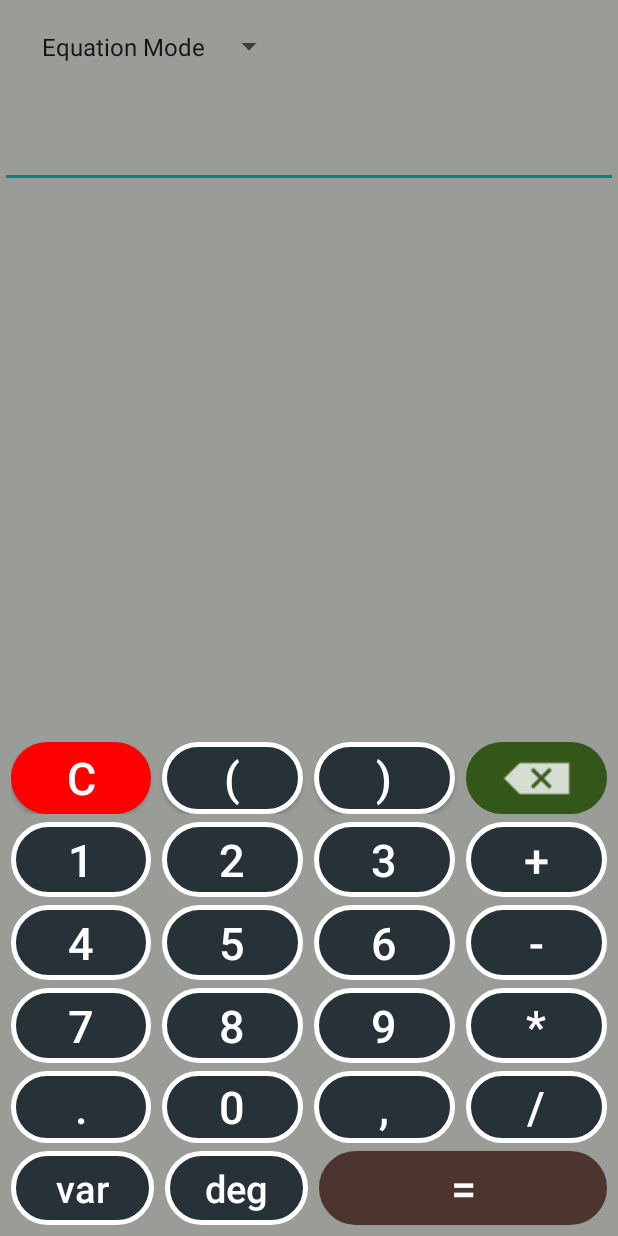
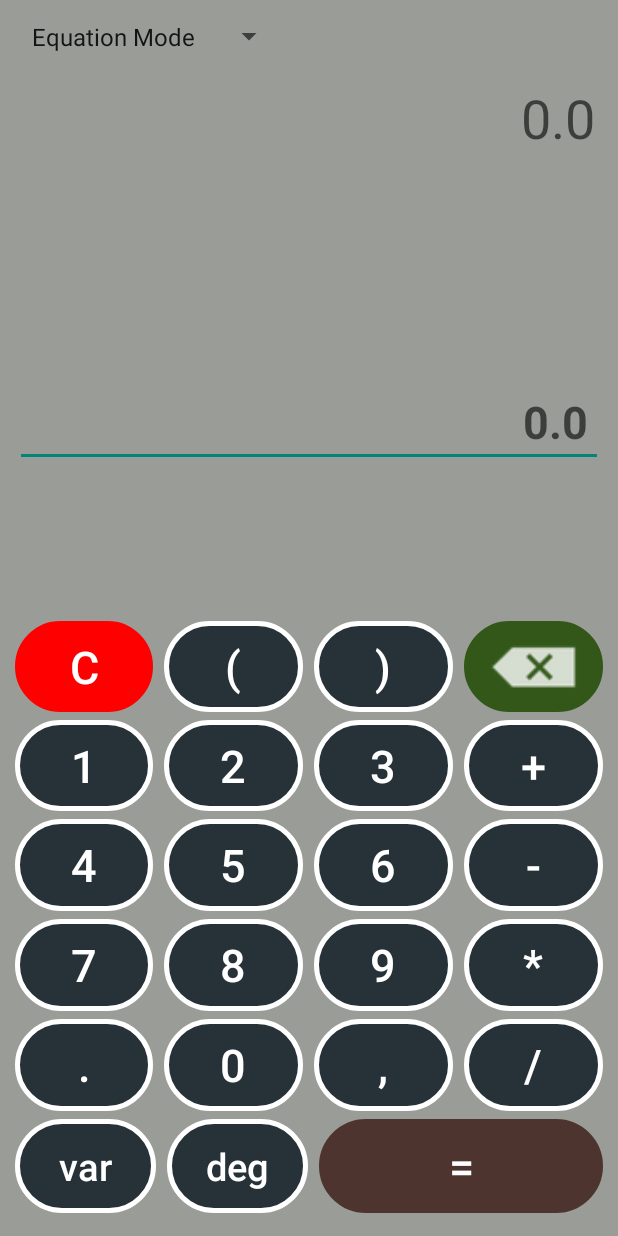
Before and after one commit to Manash-Das/Calculator, an Android app: the EquationSolver screen opened directly, with no data from a screen before it, on a phone screen of 412 x 824 dp. Run offline under Robolectric (Android 15) with nearby library versions, the phone set to English and light mode, and no system bars; libraries missing offline, so code that uses them is left out: com.chaquo.python.

Commit message:
Equation solver is reformatted

```diff
--- a/app/src/main/res/layout/activity_equation_solver.xml
+++ b/app/src/main/res/layout/activity_equation_solver.xml
@@ -6,33 +6,37 @@
     android:layout_height="match_parent"
     android:background="@color/body_color"
     tools:context=".EquationSolver">
-    <LinearLayout
-        android:id="@+id/linearLayout"
+    <TableLayout
+        android:id="@+id/TableLayoutEquationSolver"
         android:layout_width="match_parent"
-        android:layout_height="wrap_content"
-        android:layout_margin="7dp"
-        android:orientation="vertical"
+        android:layout_height="400dp"
+        android:layout_marginHorizontal="10dp"
+        android:layout_marginTop="20dp"
+        android:layout_marginBottom="10dp"
         app:layout_constraintBottom_toBottomOf="parent">
         <TableRow
             android:layout_width="match_parent"
-            android:layout_height="wrap_content"
-            android:layout_marginBottom="5dp">
+            android:layout_marginBottom="5dp"
+            android:layout_weight="1"
+            android:layout_height="0dp">
             <Button
-                android:id="@+id/clear"
+                android:id="@+id/clearEquationSolver"
+                style="@style/Widget.AppCompat.Button.Borderless"
                 android:layout_width="0dp"
                 android:layout_height="match_parent"
                 android:layout_marginEnd="7dp"
                 android:layout_weight="1"
+                android:gravity="center"
                 android:background="@drawable/circle"
                 android:backgroundTint="@color/red"
-                android:onClick="clrBTN"
                 android:text="@string/clear"
                 android:textColor="@color/white"
-                android:textSize="30sp"
-                tools:ignore="TextContrastCheck,TextContrastCheck" />
+                android:textSize="30sp"/>
             <Button
-                android:id="@+id/open_bracket"
+                android:id="@+id/openBracketEquationSolver"
+                style="@style/Widget.AppCompat.Button.Borderless"
                 android:layout_width="0dp"
+                android:gravity="center"
                 android:layout_height="match_parent"
                 android:layout_marginEnd="7dp"
                 android:layout_weight="1"
@@ -40,128 +44,142 @@
                 android:text="@string/open_bracket"
                 android:textColor="@color/white"
                 android:textSize="30sp" />
+
             <Button
-                android:id="@+id/close_bracket"
+                android:id="@+id/closeBracketEquationSolver"
+                style="@style/Widget.AppCompat.Button.Borderless"
                 android:layout_width="0dp"
+                android:gravity="center"
                 android:layout_height="match_parent"
                 android:layout_marginEnd="7dp"
                 android:layout_weight="1"
                 android:background="@drawable/circle"
-                android:onClick="closeBTN"
                 android:text="@string/close_bracket"
                 android:textColor="@color/white"
                 android:textSize="30sp" />
             <ImageButton
-                android:id="@+id/backspace"
+                android:id="@+id/backspaceEquationSolver"
+                style="@style/Widget.AppCompat.Button.Borderless"
                 android:layout_width="0dp"
+                android:gravity="center"
                 android:layout_height="match_parent"
                 android:layout_weight="1"
                 android:background="@drawable/circle"
                 android:backgroundTint="@color/green"
                 android:contentDescription="@string/backspace"
-                android:onClick="backspaceBTN"
                 android:scaleType="fitCenter"
                 android:src="@drawable/backspace"
                 app:layout_constraintRight_toRightOf="parent" />
         </TableRow>
         <TableRow
             android:layout_width="match_parent"
-            android:layout_height="wrap_content"
+            android:layout_height="match_parent"
+            android:layout_weight="1"
             android:layout_marginBottom="5dp">
+
             <Button
-                android:id="@+id/one"
+                android:id="@+id/oneEquationSolver"
                 style="@style/Widget.AppCompat.Button.Borderless"
                 android:layout_width="0dp"
+                android:gravity="center"
                 android:layout_height="match_parent"
                 android:layout_marginEnd="7dp"
                 android:layout_weight="1"
                 android:background="@drawable/circle"
-                android:onClick="oneBTN"
                 android:text="@string/one"
                 android:textColor="@color/white"
                 android:textSize="30sp" />
+
             <Button
-                android:id="@+id/two"
+                android:id="@+id/twoEquationSolver"
                 style="@style/Widget.AppCompat.Button.Borderless"
                 android:layout_width="0dp"
-                android:layout_height="50dp"
+                android:gravity="center"
+                android:layout_height="match_parent"
                 android:layout_marginEnd="7dp"
                 android:layout_weight="1"
                 android:background="@drawable/circle"
-                android:onClick="twoBTN"
                 android:text="@string/two"
                 android:textColor="@color/white"
                 android:textSize="30sp" />
+
             <Button
-                android:id="@+id/three"
+                android:id="@+id/threeEquationSolver"
                 style="@style/Widget.AppCompat.Button.Borderless"
                 android:layout_width="0dp"
-                android:layout_height="50dp"
+                android:gravity="center"
+                android:layout_height="match_parent"
                 android:layout_marginEnd="7dp"
                 android:layout_weight="1"
                 android:background="@drawable/circle"
-                android:onClick="threeBTN"
                 android:text="@string/three"
                 android:textColor="@color/white"
                 android:textSize="30sp" />
+
             <Button
-                android:id="@+id/plus"
+                android:id="@+id/plusEquationSolver"
                 style="@style/Widget.AppCompat.Button.Borderless"
                 android:layout_width="0dp"
-                android:layout_height="50dp"
-                android:onClick="plusBTN"
+                android:gravity="center"
+                android:layout_height="match_parent"
                 android:layout_weight="1"
                 android:background="@drawable/circle"
                 android:text="@string/plus"
                 android:textColor="@color/white"
                 android:textSize="30sp" />
+
         </TableRow>
         <TableRow
             android:layout_width="match_parent"
-            android:layout_height="wrap_content"
+            android:layout_height="match_parent"
+            android:layout_weight="1"
             android:layout_marginBottom="5dp">
+
             <Button
-                android:id="@+id/four"
+                android:id="@+id/fourEquationSolver"
                 style="@style/Widget.AppCompat.Button.Borderless"
                 android:layout_width="0dp"
-                android:layout_height="50dp"
+                android:gravity="center"
+                android:layout_height="match_parent"
                 android:layout_marginEnd="7dp"
                 android:layout_weight="1"
                 android:background="@drawable/circle"
-                android:onClick="fourBTN"
                 android:text="@string/four"
                 android:textColor="@color/white"
                 android:textSize="30sp" />
+
             <Button
-                android:id="@+id/five"
+                android:id="@+id/fiveEquationSolver"
                 style="@style/Widget.AppCompat.Button.Borderless"
                 android:layout_width="0dp"
-                android:layout_height="50dp"
+                android:layout_height="match_parent"
+                android:gravity="center"
                 android:layout_marginEnd="7dp"
                 android:layout_weight="1"
                 android:background="@drawable/circle"
-                android:onClick="fiveBTN"
                 android:text="@string/five"
                 android:textColor="@color/white"
                 android:textSize="30sp" />
+
             <Button
-                android:id="@+id/six"
+                android:id="@+id/sixEquationSolver"
                 style="@style/Widget.AppCompat.Button.Borderless"
                 android:layout_width="0dp"
-                android:layout_height="50dp"
+                android:gravity="center"
+                android:layout_height="match_parent"
                 android:layout_marginEnd="7dp"
                 android:layout_weight="1"
                 android:background="@drawable/circle"
-                android:onClick="sixBTN"
                 android:text="@string/six"
                 android:textColor="@color/white"
                 android:textSize="30sp" />
+
             <Button
-                android:id="@+id/minus"
+                android:id="@+id/minusEquationSolver"
                 style="@style/Widget.AppCompat.Button.Borderless"
                 android:layout_width="0dp"
-                android:layout_height="50dp"
-                android:onClick="minusBTN"
+                android:gravity="center"
+                android:layout_height="match_parent"
                 android:layout_weight="1"
                 android:background="@drawable/circle"
                 android:text="@string/minus"
@@ -170,100 +188,103 @@
         </TableRow>
         <TableRow
             android:layout_width="match_parent"
-            android:layout_height="wrap_content"
+            android:layout_height="match_parent"
+            android:layout_weight="1"
             android:layout_marginBottom="5dp">
+
             <Button
-                android:id="@+id/seven"
+                android:id="@+id/sevenEquationSolver"
                 style="@style/Widget.AppCompat.Button.Borderless"
                 android:layout_width="0dp"
-                android:layout_height="50dp"
+                android:gravity="center"
+                android:layout_height="match_parent"
                 android:layout_marginEnd="7dp"
                 android:layout_weight="1"
                 android:background="@drawable/circle"
-                android:onClick="sevenBTN"
                 android:text="@string/seven"
                 android:textColor="@color/white"
                 android:textSize="30sp" />
+
             <Button
-                android:id="@+id/eight"
+                android:id="@+id/eightEquationSolver"
                 style="@style/Widget.AppCompat.Button.Borderless"
                 android:layout_width="0dp"
-                android:layout_height="50dp"
+                android:gravity="center"
+                android:layout_height="match_parent"
                 android:layout_marginEnd="7dp"
                 android:layout_weight="1"
                 android:background="@drawable/circle"
-                android:onClick="eightBTN"
                 android:text="@string/eight"
                 android:textColor="@color/white"
                 android:textSize="30sp" />
+
             <Button
-                android:id="@+id/nine"
+                android:id="@+id/nineEquationSolver"
                 style="@style/Widget.AppCompat.Button.Borderless"
                 android:layout_width="0dp"
-                android:layout_height="50dp"
+                android:gravity="center"
+                android:layout_height="match_parent"
                 android:layout_marginEnd="7dp"
                 android:layout_weight="1"
                 android:background="@drawable/circle"
-                android:onClick="nineBTN"
                 android:text="@string/nine"
                 android:textColor="@color/white"
                 android:textSize="30sp" />
+
             <Button
-                android:id="@+id/multiply"
+                android:id="@+id/multiplyEquationSolver"
                 style="@style/Widget.AppCompat.Button.Borderless"
-                android:onClick="multiplyBTN"
                 android:layout_width="0dp"
-                android:layout_height="50dp"
+                android:gravity="center"
+                android:layout_height="match_parent"
                 android:layout_weight="1"
                 android:background="@drawable/circle"
                 android:text="@string/multiply"
                 android:textColor="@color/white"
                 android:textSize="30sp" />
+
         </TableRow>
         <TableRow
             android:layout_width="match_parent"
-            android:layout_height="wrap_content"
+            android:layout_height="match_parent"
+            android:layout_weight="1"
             android:layout_marginBottom="5dp">
             <Button
-                android:id="@+id/point"
+                android:id="@+id/pointEquationSolver"
                 style="@style/Widget.AppCompat.Button.Borderless"
                 android:layout_width="0dp"
                 android:layout_height="match_parent"
                 android:layout_marginEnd="7dp"
                 android:layout_weight="1"
                 android:background="@drawable/circle"
-                android:onClick="pointBTN"
                 android:text="@string/point"
                 android:textColor="@color/white"
                 android:textSize="30sp" />
             <Button
-                android:id="@+id/zero"
+                android:id="@+id/zeroEquationSolver"
                 style="@style/Widget.AppCompat.Button.Borderless"
                 android:layout_width="0dp"
                 android:layout_height="match_parent"
                 android:layout_marginEnd="7dp"
                 android:layout_weight="1"
                 android:background="@drawable/circle"
-                android:onClick="zeroBTN"
                 android:text="@string/zero"
                 android:textColor="@color/white"
                 android:textSize="30sp" />
             <Button
-                android:id="@+id/squareRoot"
+                android:id="@+id/squareRootEquationSolver"
                 style="@style/Widget.AppCompat.Button.Borderless"
                 android:layout_width="0dp"
                 android:layout_height="match_parent"
                 android:layout_weight="1"
                 android:layout_marginEnd="7dp"
-                android:onClick="squareRoot"
                 android:background="@drawable/circle"
                 android:text="@string/comma"
                 android:textColor="@color/white"
                 android:textSize="30sp" />
             <Button
-                android:id="@+id/divide"
+                android:id="@+id/divideEquationSolver"
                 style="@style/Widget.AppCompat.Button.Borderless"
-                android:onClick="divideBTN"
                 android:layout_width="0dp"
                 android:layout_height="match_parent"
                 android:layout_weight="1"
@@ -275,9 +296,11 @@
 
         <TableRow
             android:layout_width="match_parent"
-            android:layout_height="wrap_content">
+            android:layout_height="match_parent"
+            android:layout_weight="1"
+            android:layout_marginBottom="5dp">
             <Button
-                android:id="@+id/absolute"
+                android:id="@+id/variableEquationSolver"
                 style="@style/Widget.AppCompat.Button.Borderless"
                 android:layout_width="0dp"
                 android:layout_height="match_parent"
@@ -285,37 +308,34 @@
                 android:layout_weight="1"
                 android:background="@drawable/circle"
                 android:text="@string/variable"
-                android:onClick="varBTN"
                 android:textAllCaps="false"
                 android:textColor="@color/white"
                 android:textSize="25sp" />
             <Button
-                android:id="@+id/degree"
+                android:id="@+id/degreeEquationSolver"
                 style="@style/Widget.AppCompat.Button.Borderless"
                 android:layout_width="0dp"
                 android:layout_height="match_parent"
                 android:layout_marginEnd="7dp"
                 android:layout_weight="1"
                 android:background="@drawable/circle"
-                android:onClick="degreeBTN"
                 android:text="@string/degree"
                 android:textAllCaps="false"
                 android:textColor="@color/white"
                 android:textSize="25sp" />
             <Button
-                android:id="@+id/LinearEqn"
+                android:id="@+id/LinearEqnEquationSolver"
                 style="@style/Widget.AppCompat.Button.Borderless"
                 android:layout_width="0dp"
                 android:layout_height="match_parent"
                 android:layout_weight="2"
                 android:background="@drawable/circle"
                 android:backgroundTint="#4E342E"
-                android:onClick="variableSolutionBTN"
                 android:text="@string/equal"
                 android:textColor="@color/white"
                 android:textSize="30sp" />
             <Button
-                android:id="@+id/polynomial"
+                android:id="@+id/polynomialEquationSolver"
                 style="@style/Widget.AppCompat.Button.Borderless"
                 android:layout_width="0dp"
                 android:layout_height="match_parent"
@@ -323,34 +343,17 @@
                 android:background="@drawable/circle"
                 android:backgroundTint="#4E342E"
                 android:visibility="gone"
-                android:onClick="polynomialSolutionBTN"
                 android:text="@string/equal"
                 android:textColor="@color/white"
                 android:textSize="30sp" />
         </TableRow>
-    </LinearLayout>
-    <EditText
-        android:id="@+id/input_text_equation_solver"
-        android:layout_width="match_parent"
-        android:layout_height="wrap_content"
-        android:layout_marginTop="4dp"
-        android:autofillHints="true"
-        android:inputType="none"
-        android:maxHeight="120dp"
-        android:paddingLeft="10dp"
-        android:paddingRight="10dp"
-        android:textAlignment="textEnd"
-        android:textSize="36sp"
-        app:layout_constraintHorizontal_bias="0.0"
-        app:layout_constraintLeft_toLeftOf="parent"
-        app:layout_constraintRight_toRightOf="parent"
-        app:layout_constraintTop_toBottomOf="@+id/spinnerEquationSolver"
-        tools:ignore="LabelFor" />
+    </TableLayout>
     <Spinner
         android:id="@+id/spinnerEquationSolver"
         android:layout_width="wrap_content"
         android:layout_height="wrap_content"
-        android:padding="10dp"
+        android:layout_marginTop="10dp"
+        android:padding="3dp"
         android:layout_margin="10dp"
         android:textColor="@color/white"
         android:textSize="20sp"
@@ -359,22 +362,41 @@
         app:layout_constraintLeft_toLeftOf="parent"
         app:layout_constraintRight_toRightOf="parent"
         app:layout_constraintTop_toTopOf="parent" />
-    <EditText
-        android:id="@+id/answer_box_equation_solver"
+
+    <TextView
+        android:id="@+id/inputTextEquationSolver"
         android:layout_width="match_parent"
         android:layout_height="wrap_content"
-        android:layout_marginTop="12dp"
-        android:autofillHints="name"
-        android:background="@null"
-        android:focusable="false"
+        app:layout_constraintHeight_min="50dp"
+        app:layout_constraintHeight_max="120dp"
+        android:hint="@string/input_text_display"
+        android:padding="5dp"
+        android:textAlignment="textEnd"
+        android:maxLines="2"
+        android:layout_margin="10dp"
+        android:textSize="36sp"
+        android:scrollbars="vertical"
+        app:layout_constraintLeft_toLeftOf="parent"
+        app:layout_constraintRight_toRightOf="parent"
+        app:layout_constraintTop_toBottomOf="@+id/spinnerEquationSolver"
+        android:autofillHints="true" />
+    <EditText
+        android:id="@+id/answerBoxEquationSolver"
+        android:layout_width="match_parent"
+        android:layout_height="60dp"
+        android:minHeight="30dp"
+        android:layout_marginHorizontal="10dp"
+        android:layout_marginVertical="20dp"
+        app:layout_constraintVertical_bias="0.60"
+        android:autofillHints="true"
+        android:hint="@string/hint"
         android:padding="10dp"
         android:textAlignment="textEnd"
         android:textSize="30sp"
         android:textStyle="bold"
-        app:layout_constraintBottom_toTopOf="@+id/linearLayout"
-        app:layout_constraintTop_toBottomOf="@+id/input_text_equation_solver"
-        app:layout_constraintVertical_bias="0.7"
-        android:inputType="text"
-        tools:ignore="LabelFor" />
+        app:layout_constraintBottom_toTopOf="@+id/TableLayoutEquationSolver"
+        app:layout_constraintTop_toBottomOf="@+id/inputTextEquationSolver"
+        tools:layout_editor_absoluteX="10dp"
+        android:inputType="number" />
 
 </androidx.constraintlayout.widget.ConstraintLayout>
--- a/app/src/main/res/values/strings.xml
+++ b/app/src/main/res/values/strings.xml
@@ -63,6 +63,9 @@
     <string name="logarithm">ln</string>
     <string name="squareRoot">square root</string>
     <string name="hint">0.0</string>
+    <string name="unknown">Unknowns?</string>
+    <string name="highestDegree">Highest degree?</string>
+    <string name="displayOutput">The value of variables are</string>
 
     <string-array name="Menu">
         <item>Simple Mode</item>
```
Also changed, not shown: app/src/main/java/com/manash/calculationMadeEasy/EquationSolver.kt (+87 -85 lines).
